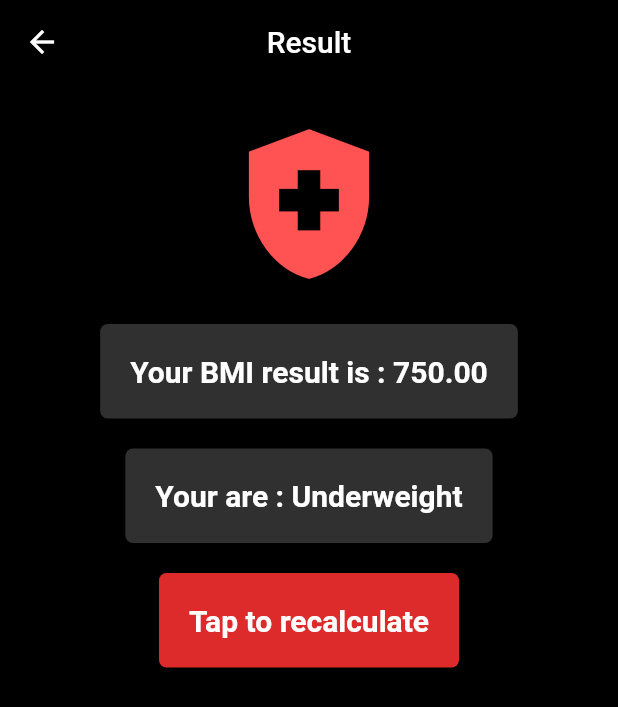
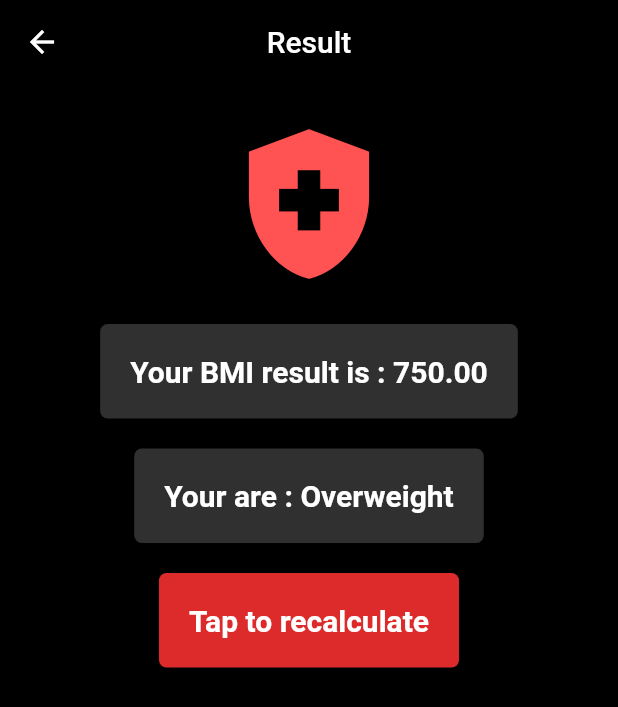
Before and after one commit to Jabidgithub/bmi_calculator, a Flutter app: the screen it shows after launch, after a tap on "Calculate", on a phone screen of 412 x 824 dp. Shown: the top 707 px of the screen. Run offline on Flutter 3.47's test engine with Material 2 defaults, Android fonts, the light colour scheme and no system bars.

Commit message:
Bug solved

```diff
--- a/lib/calculateResult.dart
+++ b/lib/calculateResult.dart
@@ -18,10 +18,11 @@ class CalculateResult {
 
   String getMessage() {
     if (result < 18.5) {
-      message = "Underweight";
+      print("result is $result");
+      message = "Under weight";
       return message;
     } else if (result > 18.5 && result < 25) {
-      message = "Normal";
+      message = "right weight";
       return message;
     } else if (result > 25) {
       message = "Overweight";
--- a/lib/calculator.dart
+++ b/lib/calculator.dart
@@ -20,16 +20,14 @@ class _CalCulatorState extends State<CalCulator> {
   Widget build(BuildContext context) {
     void navigateToResultScreen() {
       CalculateResult obj = CalculateResult(height: height, weight: weight);
+      String result = obj.getResult();
       String message = obj.getMessage();
-      String result = obj.getResult();
 
       Navigator.push(
           context,
           MaterialPageRoute(
-              builder: (context) => ResultScreen(
-                    message: message,
-                    result: result,
-                  )));
+              builder: (context) =>
+                  ResultScreen(result: result, message: message)));
     }
 
     return Scaffold(
```
